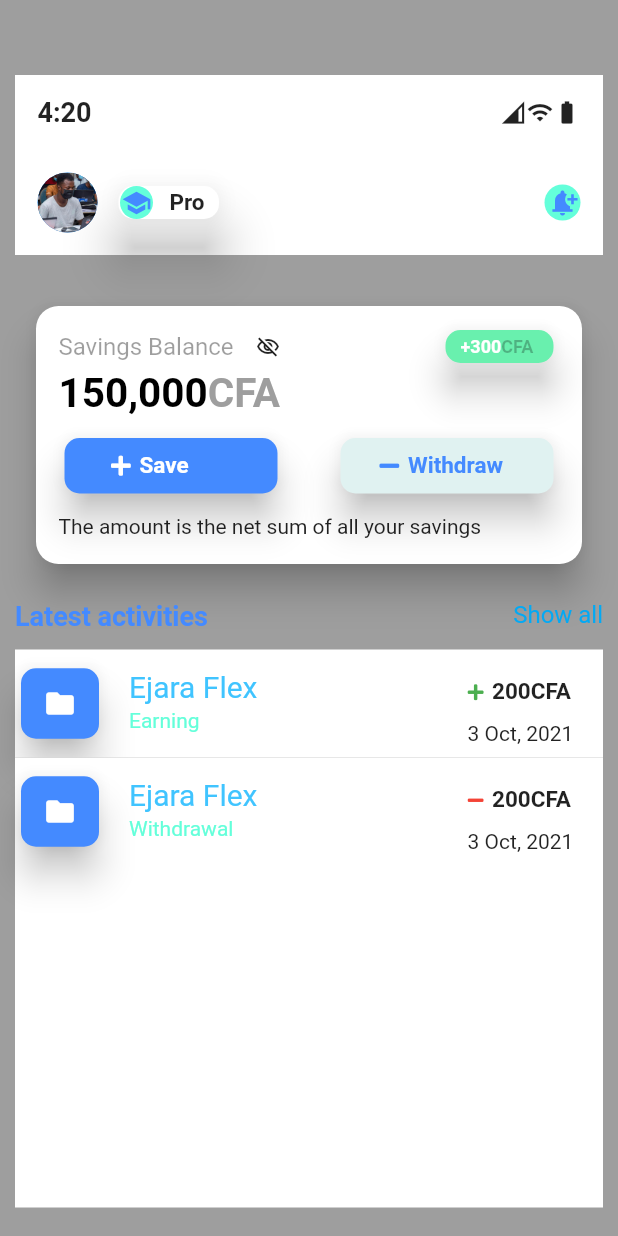
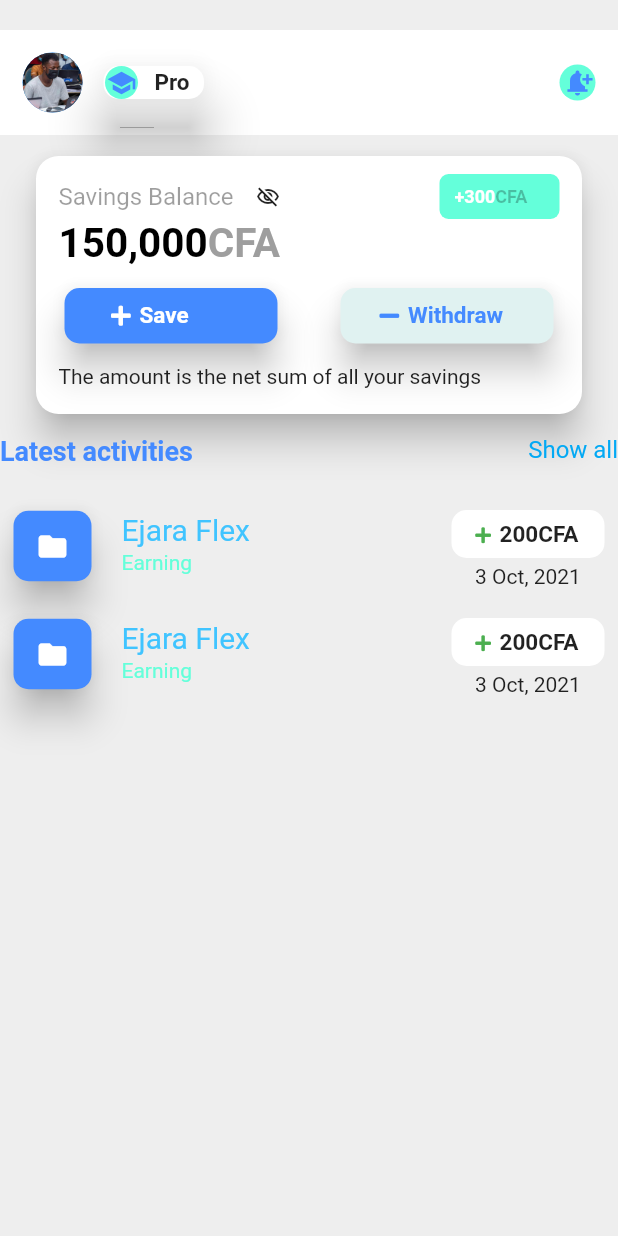
Before and after one commit to asamoah-fred/Accounts-Profile, a Flutter app: the screen it shows after launch, on a phone screen of 412 x 824 dp. Run offline on Flutter 3.47's test engine with Material 2 defaults, Android fonts, the phone set to English and light mode, and no system bars; our stand-ins replace font_awesome_flutter.

Commit message:
Added Transactions page

```diff
--- a/lib/profile.dart
+++ b/lib/profile.dart
@@ -6,6 +6,7 @@
 import 'package:flutter/painting.dart';
 import 'package:flutter/widgets.dart';
 import 'package:font_awesome_flutter/font_awesome_flutter.dart';
+import 'package:my_accounts_profile/transactions.dart';
 
 class Profile extends StatelessWidget {
   const Profile({Key? key}) : super(key: key);
@@ -13,58 +14,16 @@
   @override
   Widget build(BuildContext context) {
     return Scaffold(
-      backgroundColor: Colors.grey,
+      backgroundColor: Colors.grey.shade200,
       // appBar: AppBar(
       //   backgroundColor: Colors.grey,
       //   elevation: 0,
       // ),
-      body: SingleChildScrollView(
-        child: Padding(
-          padding: const EdgeInsets.symmetric(
-            horizontal: 10,
-          ),
-          child: Column(
-            // crossAxisAlignment: CrossAxisAlignment.start,
+      body: Column(
         children: [
-              SizedBox(
-                height: 50,
-              ),
-              Container(
-                height: 50,
-                color: Colors.white,
-                child: Padding(
-                  padding: const EdgeInsets.symmetric(
-                    horizontal: 15,
-                  ),
-                  child: Row(
-                    // crossAxisAlignment: CrossAxisAlignment.start,
-                    children: [
-                      Text(
-                        "4:20",
-                        style: TextStyle(
-                          fontWeight: FontWeight.bold,
-                          color: Colors.black87,
-                          fontSize: 18,
-                        ),
-                      ),
-                      Spacer(),
-                      Icon(
-                        Icons.network_cell,
-                        size: 18,
-                      ),
-                      Icon(
-                        Icons.wifi,
-                        size: 18,
-                      ),
-                      Icon(
-                        Icons.battery_full,
-                        size: 18,
-                      ),
-                    ],
-                  ),
-                ),
-              ),
-              Container(
+          Padding(
+            padding: const EdgeInsets.fromLTRB(0, 20, 0, 0),
+            child: Container(
               color: Colors.white,
               height: 70,
               child: Padding(
@@ -132,8 +91,14 @@
                 ),
               ),
             ),
+          ),
+          Expanded(
+            child: SingleChildScrollView(
+              child: Column(
+                // crossAxisAlignment: CrossAxisAlignment.start,
+                children: [
                   SizedBox(
-                height: 30,
+                    height: 10,
                   ),
 
                   // Second Container open!!!!!!!!!!!!!!!!!!!!!!!!!!!!!!!
@@ -177,12 +142,10 @@
                                 Container(
                                   width: 80,
                                   height: 30,
-                              child: Card(
-                                shape: RoundedRectangleBorder(
-                                  borderRadius: BorderRadius.circular(10),
+                                  decoration: BoxDecoration(
+                                    color: Colors.tealAccent,
+                                    borderRadius: BorderRadius.circular(6),
                                   ),
-                                color: Colors.greenAccent,
-                                elevation: 10,
                                   child: Padding(
                                     padding: const EdgeInsets.symmetric(
                                         horizontal: 10),
@@ -209,7 +172,6 @@
                                           ),
                                         ),
                                       ],
-                                  ),
                                     ),
                                   ),
                                 ),
@@ -337,7 +299,7 @@
 
                   //  Third Layer Open!!!!!!!!!!!!!!!!!!!!!!!
                   SizedBox(
-                height: 20,
+                    height: 10,
                   ),
                   Row(
                     crossAxisAlignment: CrossAxisAlignment.start,
@@ -368,8 +330,11 @@
                   ),
                   // fourth Layer Open!!!!!!!!!!!!!!!!!!!!!
 
-              Container(
-                color: Colors.white,
+                  /// Last Container
+                  /// Fifth Layer Closed!!!!!!!!!!!!!!
+                  ListView.builder(
+                    itemBuilder: (BuildContext, index) {
+                      return Container(
                         child: ListTile(
                           contentPadding: EdgeInsets.zero,
                           leading: Container(
@@ -382,7 +347,8 @@
                               color: Colors.blueAccent,
                               elevation: 10,
                               child: Padding(
-                        padding: const EdgeInsets.symmetric(horizontal: 15),
+                                padding:
+                                    const EdgeInsets.symmetric(horizontal: 15),
                                 child: Row(
                                   children: [
                                     Icon(
@@ -425,7 +391,8 @@
                                   // color: Colors.white,
                                   elevation: 0,
                                   child: Padding(
-                            padding: const EdgeInsets.symmetric(horizontal: 15),
+                                    padding: const EdgeInsets.symmetric(
+                                        horizontal: 15),
                                     child: Row(
                                       children: [
                                         Icon(
@@ -453,105 +420,19 @@
                             ],
                           ),
                         ),
-              ),
-
-              // Third Layer Closed!!!!!!!!!!!!!!!!
-
-              // Fifth Layer Opene!!!!!!!!!!
-
-              Container(
-                color: Colors.white,
-                height: 300,
-                child: ListTile(
-                  contentPadding: EdgeInsets.zero,
-                  leading: Container(
-                    width: 60,
-                    height: 55,
-                    child: Card(
-                      shape: RoundedRectangleBorder(
-                        borderRadius: BorderRadius.circular(10),
-                      ),
-                      color: Colors.blueAccent,
-                      elevation: 10,
-                      child: Padding(
-                        padding: const EdgeInsets.symmetric(horizontal: 15),
-                        child: Row(
-                          children: [
-                            Icon(
-                              Icons.folder,
-                              color: Colors.white,
-                              size: 22,
-                            ),
+                      );
+                    },
+                    itemCount: 2,
+                    shrinkWrap: true,
+                    padding: EdgeInsets.all(5),
+                    scrollDirection: Axis.vertical,
+                    physics: NeverScrollableScrollPhysics(),
+                  )
                 ],
               ),
             ),
           ),
-                  ),
-                  title: Text(
-                    'Ejara Flex',
-                    style: TextStyle(
-                      color: Colors.lightBlueAccent,
-                      fontSize: 20,
-                      // letterSpacing: 1.0,
-                      // fontWeight: FontWeight.normal,
-                    ),
-                  ),
-                  subtitle: Text(
-                    "Withdrawal",
-                    style: TextStyle(
-                      color: Colors.tealAccent,
-                      fontSize: 14,
-                      // letterSpacing: 1.0,
-                      // fontWeight: FontWeight.bold,
-                    ),
-                  ),
-                  trailing: Column(
-                    children: [
-                      Container(
-                        width: 110,
-                        height: 40,
-                        child: Card(
-                          shape: RoundedRectangleBorder(
-                            borderRadius: BorderRadius.circular(10),
-                          ),
-                          color: Colors.white,
-                          elevation: 0,
-                          child: Padding(
-                            padding: const EdgeInsets.symmetric(horizontal: 15),
-                            child: Row(
-                              children: [
-                                Icon(
-                                  FontAwesomeIcons.minus,
-                                  color: Colors.red,
-                                  size: 12,
-                                ),
-                                SizedBox(
-                                  width: 5,
-                                ),
-                                Text(
-                                  '200CFA',
-                                  style: TextStyle(
-                                    fontSize: 15,
-                                    color: Colors.black87,
-                                    fontWeight: FontWeight.bold,
-                                  ),
-                                ),
         ],
-                            ),
-                          ),
-                        ),
-                      ),
-                      Text("3 Oct, 2021"),
-                    ],
-                  ),
-                ),
-              ),
-
-              /// Last Container
-              /// Fifth Layer Closed!!!!!!!!!!!!!!
-            ],
-          ),
-        ),
       ),
     );
   }
--- /dev/null
+++ b/lib/transactions.dart
@@ -0,0 +1,185 @@
+import 'package:flutter/material.dart';
+import 'package:font_awesome_flutter/font_awesome_flutter.dart';
+
+Widget Transactions({proImage, proName, tranStatus, tranSign, amount, date}) {
+  return Container(
+    color: Colors.white,
+    child: ListTile(
+      contentPadding: EdgeInsets.zero,
+      leading: Container(
+        width: 60,
+        height: 55,
+        child: Card(
+          shape: RoundedRectangleBorder(
+            borderRadius: BorderRadius.circular(10),
+          ),
+          color: Colors.blueAccent,
+          elevation: 10,
+          child: Padding(
+            padding: const EdgeInsets.symmetric(horizontal: 15),
+            child: Row(
+              children: [
+                Icon(
+                  proImage,
+                  color: Colors.white,
+                  size: 22,
+                ),
+              ],
+            ),
+          ),
+        ),
+      ),
+      title: Text(
+        proName,
+        style: TextStyle(
+          color: Colors.lightBlueAccent,
+          fontSize: 20,
+          // letterSpacing: 1.0,
+          // fontWeight: FontWeight.normal,
+        ),
+      ),
+      subtitle: Text(
+        tranStatus,
+        style: TextStyle(
+          color: Colors.tealAccent,
+          fontSize: 14,
+          // letterSpacing: 1.0,
+          // fontWeight: FontWeight.bold,
+        ),
+      ),
+      trailing: Column(
+        children: [
+          Container(
+            width: 110,
+            height: 40,
+            child: Card(
+              shape: RoundedRectangleBorder(
+                borderRadius: BorderRadius.circular(10),
+              ),
+              // color: Colors.white,
+              elevation: 0,
+              child: Padding(
+                padding: const EdgeInsets.symmetric(horizontal: 15),
+                child: Row(
+                  children: [
+                    Icon(
+                      tranSign,
+                      color: Colors.green,
+                      size: 12,
+                    ),
+                    SizedBox(
+                      width: 5,
+                    ),
+                    Text(
+                      amount,
+                      style: TextStyle(
+                        fontSize: 15,
+                        color: Colors.black87,
+                        fontWeight: FontWeight.bold,
+                      ),
+                    ),
+                  ],
+                ),
+              ),
+            ),
+          ),
+          Text(date),
+        ],
+      ),
+    ),
+  );
+}
+
+
+//                   // Third Layer Closed!!!!!!!!!!!!!!!!
+
+//                   // Fifth Layer Opene!!!!!!!!!!
+
+//                   Container(
+//                     color: Colors.white,
+//                     height: 350,
+//                     child: ListTile(
+//                       contentPadding: EdgeInsets.zero,
+//                       leading: Container(
+//                         width: 60,
+//                         height: 55,
+//                         child: Card(
+//                           shape: RoundedRectangleBorder(
+//                             borderRadius: BorderRadius.circular(10),
+//                           ),
+//                           color: Colors.blueAccent,
+//                           elevation: 10,
+//                           child: Padding(
+//                             padding: const EdgeInsets.symmetric(horizontal: 15),
+//                             child: Row(
+//                               children: [
+//                                 Icon(
+//                                   Icons.folder,
+//                                   color: Colors.white,
+//                                   size: 22,
+//                                 ),
+//                               ],
+//                             ),
+//                           ),
+//                         ),
+//                       ),
+//                       title: Text(
+//                         'Ejara Flex',
+//                         style: TextStyle(
+//                           color: Colors.lightBlueAccent,
+//                           fontSize: 20,
+//                           // letterSpacing: 1.0,
+//                           // fontWeight: FontWeight.normal,
+//                         ),
+//                       ),
+//                       subtitle: Text(
+//                         "Withdrawal",
+//                         style: TextStyle(
+//                           color: Colors.tealAccent,
+//                           fontSize: 14,
+//                           // letterSpacing: 1.0,
+//                           // fontWeight: FontWeight.bold,
+//                         ),
+//                       ),
+//                       trailing: Column(
+//                         children: [
+//                           Container(
+//                             width: 110,
+//                             height: 40,
+//                             child: Card(
+//                               shape: RoundedRectangleBorder(
+//                                 borderRadius: BorderRadius.circular(10),
+//                               ),
+//                               color: Colors.white,
+//                               elevation: 0,
+//                               child: Padding(
+//                                 padding:
+//                                     const EdgeInsets.symmetric(horizontal: 15),
+//                                 child: Row(
+//                                   children: [
+//                                     Icon(
+//                                       FontAwesomeIcons.minus,
+//                                       color: Colors.red,
+//                                       size: 12,
+//                                     ),
+//                                     SizedBox(
+//                                       width: 5,
+//                                     ),
+//                                     Text(
+//                                       '200CFA',
+//                                       style: TextStyle(
+//                                         fontSize: 15,
+//                                         color: Colors.black87,
+//                                         fontWeight: FontWeight.bold,
+//                                       ),
+//                                     ),
+//                                   ],
+//                                 ),
+//                               ),
+//                             ),
+//                           ),
+//                           Text("3 Oct, 2021"),
+//                         ],
+//                       ),
+//                     ),
+//                   ),
```
Lines whose indentation alone changed are shown as unchanged.
